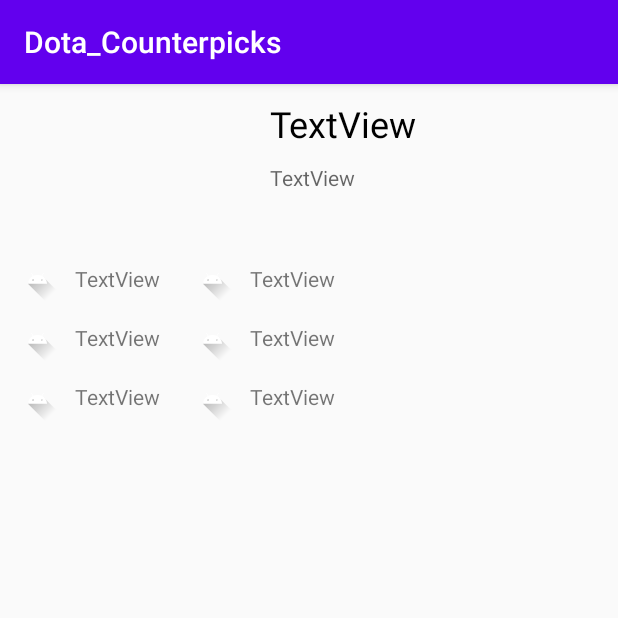
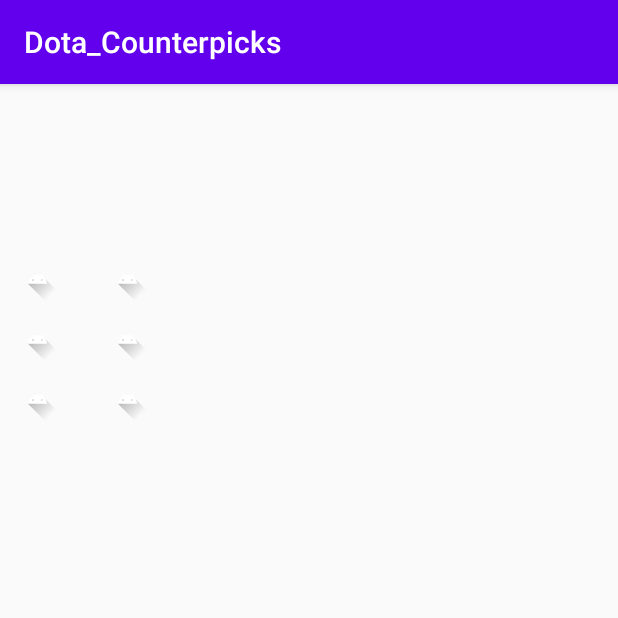
Before and after one commit to FunnyCPP/Dota_Heroes_Info, an Android app: the HeroInfo screen opened directly, with no data from a screen before it, on a phone screen of 412 x 824 dp, the top half of it. Run offline under Robolectric (Android 15) with nearby library versions, the phone set to English and light mode, and no system bars; libraries missing offline, so code that uses them is left out: moxy.ktx.moxyPresenter; pictures from the network do not load; 2 statements that could not run were skipped.

Commit message:
1 fixed warnings

```diff
--- a/app/src/main/AndroidManifest.xml
+++ b/app/src/main/AndroidManifest.xml
@@ -14,7 +14,7 @@
         android:roundIcon="@mipmap/ic_launcher_round"
         android:supportsRtl="true"
         android:theme="@style/AppTheme">
-        <activity android:name=".activities.Hero_Info"></activity>
+        <activity android:name=".activities.HeroInfo" />
         <activity android:name=".activities.MainActivity">
             <intent-filter>
                 <action android:name="android.intent.action.MAIN" />
--- a/app/src/main/java/com/v_kii_rom/dota_counterpicks/activities/Hero_Info.kt
+++ b/app/src/main/java/com/v_kii_rom/dota_counterpicks/activities/HeroInfo.kt
@@ -9,19 +9,16 @@ import com.bumptech.glide.Glide
 import com.v_kii_rom.dota_counterpicks.R
 import com.v_kii_rom.domain.models.Hero
 import com.v_kii_rom.dota_counterpicks.adapters.AbilityAdapter
-import com.v_kii_rom.dota_counterpicks.adapters.HeroAdapter
-
 import com.v_kii_rom.dota_counterpicks.presenters.HeroListPresenter
 import com.v_kii_rom.dota_counterpicks.views.HeroListView
 import kotlinx.android.synthetic.main.activity_hero__info.*
-import kotlinx.android.synthetic.main.fragment_hero_list.*
 import moxy.MvpAppCompatActivity
 import moxy.ktx.moxyPresenter
 
-class Hero_Info:  MvpAppCompatActivity(),HeroListView {
-    var position:Int=0;
+class HeroInfo:  MvpAppCompatActivity(),HeroListView {
+    private var position:Int=0
     private val heroListPresenter by moxyPresenter { HeroListPresenter() }
-    val mAdapter=  AbilityAdapter()
+    private val mAdapter=  AbilityAdapter()
 
     override fun onCreate(savedInstanceState: Bundle?) {
         super.onCreate(savedInstanceState)
@@ -41,7 +38,7 @@ class Hero_Info:  MvpAppCompatActivity(),HeroListView {
         recyclerAbilityList.adapter = mAdapter
 
     }
-    fun setData(position: Int, mHeroList: List<Hero>){
+    private fun setData(position: Int, mHeroList: List<Hero>){
 
         val txtName =findViewById<TextView>(R.id.text_name)
         val txtRoles =findViewById<TextView>(R.id.text_roles)
@@ -58,16 +55,14 @@ class Hero_Info:  MvpAppCompatActivity(),HeroListView {
         val imgAtt=findViewById<ImageView>(R.id.imgAtt)
         val imgArm=findViewById<ImageView>(R.id.imgArm)
         val imgSpeed=findViewById<ImageView>(R.id.imgSpeed)
-        var s:String=""
-        var i:Int=0
         txtName.text =mHeroList[position].name
-        Glide.with(applicationContext).load("https://raw.githubusercontent.com/kriskate/dota-data/master/assets/images/heroes/small/"+mHeroList[position].tag+".png").into(imgAva);
-        Glide.with(applicationContext).load("https://pl.dotabuff.com/assets/hero_str-eac64b6191e66b593d7f1ac81bb262afed6565794d8f9014d66b0cbc99fa3d01.png").into(imgStrength);
-        Glide.with(applicationContext).load("https://pl.dotabuff.com/assets/hero_agi-693306f455235ff5628c3429a80f2dc7e7795c013c540832dbba61ab691a73b5.png").into(imgAgi);
-        Glide.with(applicationContext).load("https://pl.dotabuff.com/assets/hero_int-76ea2af3bdf60a1c92d82a1fc0845d47a071cfacfca111aa2d5e43fbae01b580.png").into(imgInt);
-        Glide.with(applicationContext).load("https://cdn.cloudflare.steamstatic.com/apps/dota2/images/heropedia/overviewicon_attack.png").into(imgAtt);
-        Glide.with(applicationContext).load("https://cdn.cloudflare.steamstatic.com/apps/dota2/images/heropedia/overviewicon_defense.png").into(imgArm);
-        Glide.with(applicationContext).load("https://cdn.cloudflare.steamstatic.com/apps/dota2/images/heropedia/overviewicon_speed.png").into(imgSpeed);
+        Glide.with(applicationContext).load("https://raw.githubusercontent.com/kriskate/dota-data/master/assets/images/heroes/small/"+mHeroList[position].tag+".png").into(imgAva)
+        Glide.with(applicationContext).load("https://pl.dotabuff.com/assets/hero_str-eac64b6191e66b593d7f1ac81bb262afed6565794d8f9014d66b0cbc99fa3d01.png").into(imgStrength)
+        Glide.with(applicationContext).load("https://pl.dotabuff.com/assets/hero_agi-693306f455235ff5628c3429a80f2dc7e7795c013c540832dbba61ab691a73b5.png").into(imgAgi)
+        Glide.with(applicationContext).load("https://pl.dotabuff.com/assets/hero_int-76ea2af3bdf60a1c92d82a1fc0845d47a071cfacfca111aa2d5e43fbae01b580.png").into(imgInt)
+        Glide.with(applicationContext).load("https://cdn.cloudflare.steamstatic.com/apps/dota2/images/heropedia/overviewicon_attack.png").into(imgAtt)
+        Glide.with(applicationContext).load("https://cdn.cloudflare.steamstatic.com/apps/dota2/images/heropedia/overviewicon_defense.png").into(imgArm)
+        Glide.with(applicationContext).load("https://cdn.cloudflare.steamstatic.com/apps/dota2/images/heropedia/overviewicon_speed.png").into(imgSpeed)
         txtRoles.text=mHeroList[position].attributes.Role
         txtStrength.text= (mHeroList[position].attributes.AttributeBaseStrength.toString()+" +  "+mHeroList[position].attributes.AttributeStrengthGain.toString())
         txtAgi.text= (mHeroList[position].attributes.AttributeBaseAgility.toString()+" +  "+mHeroList[position].attributes.AttributeAgilityGain.toString())
--- a/app/src/main/java/com/v_kii_rom/dota_counterpicks/activities/MainActivity.kt
+++ b/app/src/main/java/com/v_kii_rom/dota_counterpicks/activities/MainActivity.kt
@@ -7,25 +7,22 @@ import android.text.TextWatcher
 import android.view.View
 import android.widget.EditText
 import androidx.recyclerview.widget.LinearLayoutManager
-import com.v_kii_rom.domain.models.Ability
-import com.v_kii_rom.domain.models.Attribut
 import com.v_kii_rom.domain.models.Hero
 import com.v_kii_rom.dota_counterpicks.R
 import com.v_kii_rom.dota_counterpicks.adapters.HeroAdapter
 import com.v_kii_rom.dota_counterpicks.presenters.HeroListPresenter
 import com.v_kii_rom.dota_counterpicks.views.HeroListView
 import kotlinx.android.synthetic.main.activity_main.*
-import kotlinx.android.synthetic.main.fragment_hero_list.recyclerHeroList
 import moxy.MvpAppCompatActivity
 import moxy.ktx.moxyPresenter
 
 
 class MainActivity :  MvpAppCompatActivity(),HeroListView {
-    private var  mAdapter = HeroAdapter(){ item ->
-        val intent = Intent(this, Hero_Info::class.java)
+    private var  mAdapter = HeroAdapter { item ->
+        val intent = Intent(this, HeroInfo::class.java)
         intent.putExtra("id", item)
         startActivity(intent)
-    };
+    }
     private val heroListPresenter by moxyPresenter { HeroListPresenter() }
 
     override fun onCreate(savedInstanceState: Bundle?) {
--- a/app/src/main/java/com/v_kii_rom/dota_counterpicks/presenters/HeroListPresenter.kt
+++ b/app/src/main/java/com/v_kii_rom/dota_counterpicks/presenters/HeroListPresenter.kt
@@ -20,7 +20,7 @@ class HeroListPresenter: MvpPresenter<HeroListView>() {
         viewState.presentLoading()
         GlobalScope.launch(Dispatchers.IO) {
             try {
-                val heroes = heroRepositoryImpl.fetchHeroes().await()
+                val heroes = heroRepositoryImpl.fetchHeroes()
                 withContext(Dispatchers.Main) {
                     viewState.presentHeroes(data = heroes)
                 }
--- a/app/src/main/java/com/v_kii_rom/dota_counterpicks/views/HeroListView.kt
+++ b/app/src/main/java/com/v_kii_rom/dota_counterpicks/views/HeroListView.kt
@@ -1,6 +1,6 @@
 package com.v_kii_rom.dota_counterpicks.views
 
-import com.v_kii_rom.domain.models.Ability
+
 import com.v_kii_rom.domain.models.Hero
 import moxy.MvpView
 import moxy.viewstate.strategy.alias.AddToEndSingle
--- a/app/src/main/res/layout/activity_hero__info.xml
+++ b/app/src/main/res/layout/activity_hero__info.xml
@@ -4,7 +4,7 @@
     xmlns:tools="http://schemas.android.com/tools"
     android:layout_width="match_parent"
     android:layout_height="match_parent"
-    tools:context=".activities.Hero_Info">
+    tools:context=".activities.HeroInfo">
 
 
     <TextView
@@ -15,7 +15,7 @@
         android:layout_marginStart="10sp"
         android:layout_marginTop="20sp"
         android:layout_toEndOf="@+id/imgAtt"
-        android:text="TextView" />
+        android:text="" />
 
     <TextView
         android:id="@+id/txtSpeed"
@@ -25,7 +25,7 @@
         android:layout_marginStart="10sp"
         android:layout_marginTop="20sp"
         android:layout_toEndOf="@+id/imgAtt"
-        android:text="TextView" />
+        android:text="" />
 
     <ImageView
         android:id="@+id/imgSpeed"
@@ -35,7 +35,8 @@
         android:layout_marginStart="20sp"
         android:layout_marginTop="10sp"
         android:layout_toEndOf="@+id/text_strength"
-        app:srcCompat="@drawable/ic_launcher_foreground" />
+        app:srcCompat="@drawable/ic_launcher_foreground"
+        android:contentDescription="@string/speed_icon" />
 
     <ImageView
         android:id="@+id/imgArm"
@@ -45,7 +46,8 @@
         android:layout_marginStart="20sp"
         android:layout_marginTop="10sp"
         android:layout_toEndOf="@+id/text_strength"
-        app:srcCompat="@drawable/ic_launcher_foreground" />
+        app:srcCompat="@drawable/ic_launcher_foreground"
+        android:contentDescription="@string/armor_icon" />
 
     <ImageView
         android:id="@+id/img_ava"
@@ -55,7 +57,8 @@
         android:layout_alignParentTop="true"
         android:layout_marginStart="10sp"
         android:layout_marginTop="10sp"
-        tools:srcCompat="@tools:sample/avatars" />
+        tools:srcCompat="@tools:sample/avatars"
+        android:contentDescription="@string/hero_image" />
 
     <TextView
         android:id="@+id/text_name"
@@ -67,7 +70,7 @@
         android:layout_marginTop="10sp"
         android:layout_marginEnd="20sp"
         android:layout_toEndOf="@+id/img_ava"
-        android:text="TextView"
+        android:text=""
         android:textColor="#000000"
         android:textSize="24sp" />
 
@@ -82,7 +85,7 @@
         android:layout_marginEnd="20sp"
         android:layout_toEndOf="@+id/img_ava"
         android:alpha="0.6"
-        android:text="TextView"
+        android:text=""
         android:textColor="#000000" />
 
     <ImageView
@@ -93,7 +96,8 @@
         android:layout_alignParentStart="true"
         android:layout_marginStart="10sp"
         android:layout_marginTop="15sp"
-        app:srcCompat="@drawable/ic_launcher_foreground" />
+        app:srcCompat="@drawable/ic_launcher_foreground"
+        android:contentDescription="@string/strength_icon" />
 
     <TextView
         android:id="@+id/text_strength"
@@ -103,7 +107,7 @@
         android:layout_marginStart="10sp"
         android:layout_marginTop="20sp"
         android:layout_toEndOf="@+id/img_strength"
-        android:text="TextView" />
+        android:text="" />
 
     <ImageView
         android:id="@+id/imgAgi"
@@ -113,7 +117,8 @@
         android:layout_alignParentStart="true"
         android:layout_marginStart="10sp"
         android:layout_marginTop="10sp"
-        app:srcCompat="@drawable/ic_launcher_foreground" />
+        app:srcCompat="@drawable/ic_launcher_foreground"
+        android:contentDescription="@string/agillity_icon" />
 
     <ImageView
         android:id="@+id/imgInt"
@@ -123,7 +128,8 @@
         android:layout_alignParentStart="true"
         android:layout_marginStart="10sp"
         android:layout_marginTop="10sp"
-        app:srcCompat="@drawable/ic_launcher_foreground" />
+        app:srcCompat="@drawable/ic_launcher_foreground"
+        android:contentDescription="@string/intelligent_icon" />
 
     <TextView
         android:id="@+id/txtAgi"
@@ -133,7 +139,7 @@
         android:layout_marginStart="10sp"
         android:layout_marginTop="20sp"
         android:layout_toEndOf="@+id/imgAgi"
-        android:text="TextView" />
+        android:text="" />
 
     <TextView
         android:id="@+id/txtInt"
@@ -143,7 +149,7 @@
         android:layout_marginStart="10sp"
         android:layout_marginTop="20sp"
         android:layout_toEndOf="@+id/imgInt"
-        android:text="TextView" />
+        android:text="" />
 
     <ImageView
         android:id="@+id/imgAtt"
@@ -153,7 +159,8 @@
         android:layout_marginStart="20sp"
         android:layout_marginTop="15sp"
         android:layout_toEndOf="@+id/text_strength"
-        app:srcCompat="@drawable/ic_launcher_foreground" />
+        app:srcCompat="@drawable/ic_launcher_foreground"
+        android:contentDescription="@string/attack_icon" />
 
     <TextView
         android:id="@+id/txtAtt"
@@ -163,7 +170,7 @@
         android:layout_marginStart="10sp"
         android:layout_marginTop="20sp"
         android:layout_toEndOf="@+id/imgAtt"
-        android:text="TextView" />
+        android:text="" />
 
     <androidx.recyclerview.widget.RecyclerView
         android:id="@+id/recyclerAbilityList"
--- a/app/src/main/res/layout/activity_main.xml
+++ b/app/src/main/res/layout/activity_main.xml
@@ -1,12 +1,10 @@
 <?xml version="1.0" encoding="utf-8"?>
 <FrameLayout xmlns:android="http://schemas.android.com/apk/res/android"
-    xmlns:app="http://schemas.android.com/apk/res-auto"
     xmlns:tools="http://schemas.android.com/tools"
     android:id="@+id/container"
     android:layout_width="match_parent"
     android:layout_height="match_parent"
-    tools:context=".activities.MainActivity"
-    app:navGraph="@navigation/navigation_graph" >
+    tools:context=".activities.MainActivity">
 
   <LinearLayout
       android:layout_width="match_parent"
--- a/app/src/main/res/layout/cell_hero.xml
+++ b/app/src/main/res/layout/cell_hero.xml
@@ -7,7 +7,8 @@
         android:id="@+id/imgAvatar"
         android:layout_width="56dp"
         android:layout_height="56dp"
-        android:layout_margin="16dp"/>
+        android:layout_margin="16dp"
+        android:contentDescription="@string/hero_icon" />
     <LinearLayout
         android:layout_width="match_parent"
         android:layout_height="wrap_content"
--- a/app/src/main/res/values/strings.xml
+++ b/app/src/main/res/values/strings.xml
@@ -2,6 +2,14 @@
     <string name="app_name">Dota_Counterpicks</string>
     <string name="attack_type_melee">Melee</string>
     <string name="attack_type_ranged">Ranged</string>
-    <string name="state_loading">Loading...</string>
+    <string name="state_loading">Loading…</string>
     <string name="search">Search</string>
+    <string name="speed_icon">Speed Icon</string>
+    <string name="armor_icon">Armor icon</string>
+    <string name="hero_image">Hero image</string>
+    <string name="strength_icon">Strength icon</string>
+    <string name="agillity_icon">Agillity icon</string>
+    <string name="intelligent_icon">Intelligent icon</string>
+    <string name="attack_icon">Attack icon</string>
+    <string name="hero_icon">Hero icon</string>
 </resources>
--- a/data/src/main/java/com/v_kii_rom/data/remote/helpers/RetrofitFactory.kt
+++ b/data/src/main/java/com/v_kii_rom/data/remote/helpers/RetrofitFactory.kt
@@ -35,7 +35,7 @@ class RetrofitFactory {
                 .build()
         }
         @ExperimentalSerializationApi
-        fun getHeroesService(): HeroesService = RetrofitFactory.getRetrofitClient().create(HeroesService::class.java)
+        fun getHeroesService(): HeroesService = getRetrofitClient().create(HeroesService::class.java)
 
 
     }
--- a/data/src/main/java/com/v_kii_rom/data/remote/providers/HeroProviderImpl.kt
+++ b/data/src/main/java/com/v_kii_rom/data/remote/providers/HeroProviderImpl.kt
@@ -3,9 +3,11 @@ package com.v_kii_rom.data.remote.providers
 import com.v_kii_rom.data.remote.helpers.RetrofitFactory
 import com.v_kii_rom.data.remote.models.HeroApi
 import kotlinx.coroutines.Deferred
+import kotlinx.serialization.ExperimentalSerializationApi
 
 class HeroProviderImpl {
 
+    @ExperimentalSerializationApi
     fun getHeroesList(): Deferred<MutableList<HeroApi>> {
         return RetrofitFactory.getHeroesService().getHeroes()
     }
--- a/domain/src/main/java/com/v_kii_rom/domain/models/Hero.kt
+++ b/domain/src/main/java/com/v_kii_rom/domain/models/Hero.kt
@@ -1,8 +1,6 @@
 package com.v_kii_rom.domain.models
 
-import com.v_kii_rom.data.remote.models.AbilitiesApi
-import com.v_kii_rom.data.remote.models.AttributesApi
-import com.v_kii_rom.data.remote.models.TalentsApi
+
 
 data class Hero(val tag: String="",
                 var name: String="",
```
Also changed, not shown: app/src/main/java/com/v_kii_rom/dota_counterpicks/adapters/HeroAdapter.kt (+7 -38 lines), app/src/main/java/com/v_kii_rom/dota_counterpicks/fragments/HeroListFragment.kt (deleted, +0 -24 lines), app/src/main/res/layout/fragment_hero_list.xml (deleted, +0 -9 lines), app/src/main/res/navigation/navigation_graph.xml (deleted, +0 -22 lines), domain/src/main/java/com/v_kii_rom/domain/converters/HeroConverterImpl.kt (+12 -14 lines), domain/src/main/java/com/v_kii_rom/domain/repositories/implementations/HeroRepositoryImpl.kt (+7 -7 lines).
